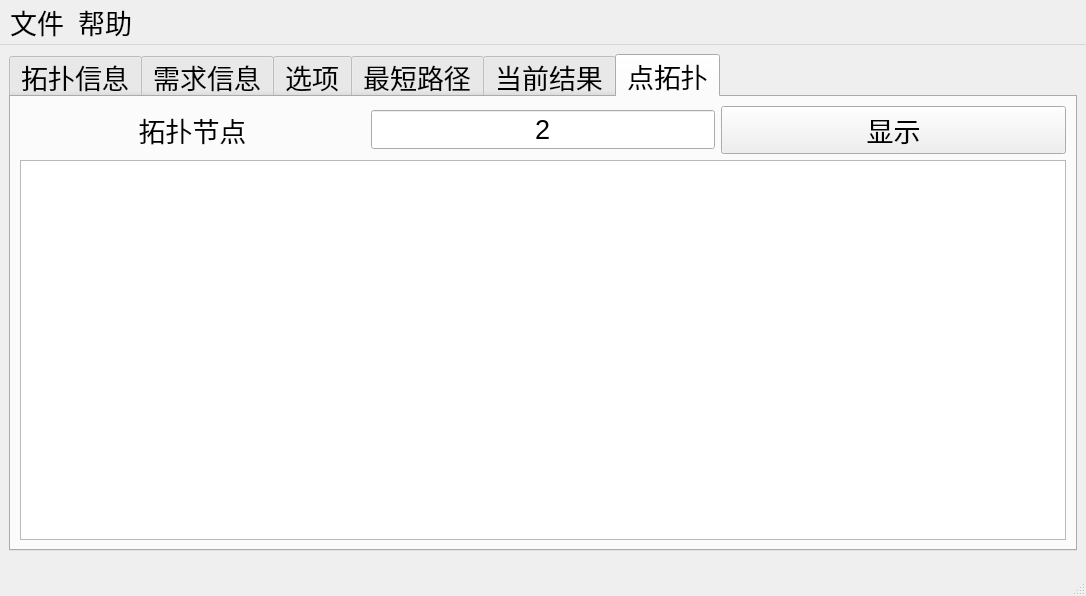
Qt form GUI/qkdsim.ui (shenzuzhenwang/QKDSim) before a commit.
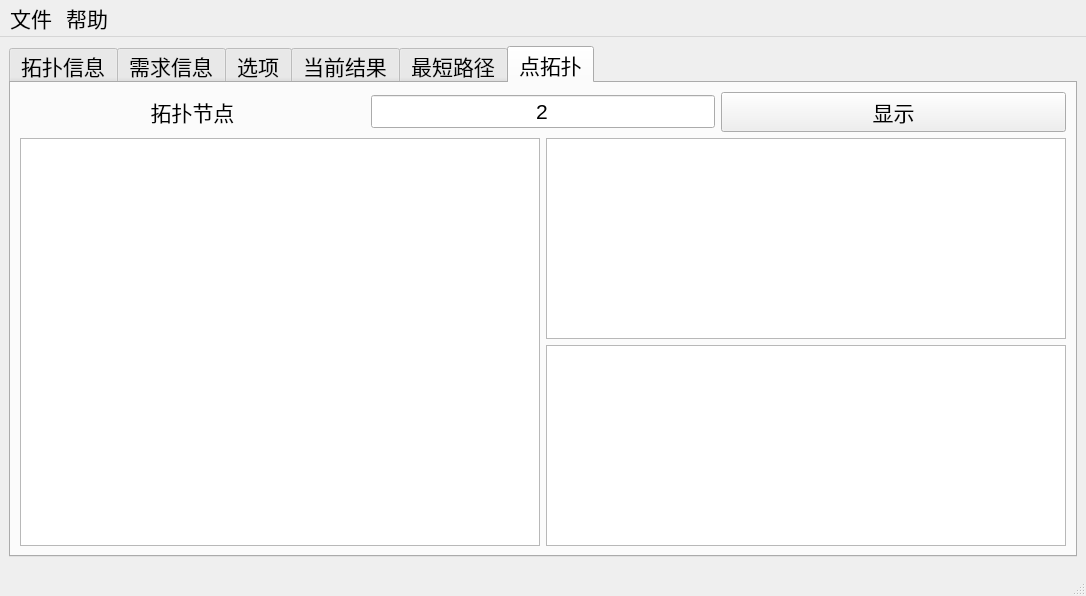
The same form after that commit. The open tabs and pages were chosen to show the change.

Commit message: add output link and node

Diff of the .ui file:
```diff
--- a/GUI/qkdsim.ui
+++ b/GUI/qkdsim.ui
@@ -12,7 +12,7 @@
   </property>
   <property name="font">
    <font>
-    <pointsize>20</pointsize>
+    <pointsize>16</pointsize>
    </font>
   </property>
   <property name="windowTitle">
@@ -24,7 +24,7 @@
      <widget class="QTabWidget" name="tabWidget">
       <property name="font">
        <font>
-        <pointsize>20</pointsize>
+        <pointsize>16</pointsize>
        </font>
       </property>
       <property name="currentIndex">
@@ -219,20 +219,6 @@
         </item>
        </layout>
       </widget>
-      <widget class="QWidget" name="tab_4">
-       <attribute name="title">
-        <string>最短路径</string>
-       </attribute>
-       <layout class="QFormLayout" name="formLayout_4">
-        <item row="0" column="0" colspan="2">
-         <widget class="QTableWidget" name="tableWidget_path">
-          <attribute name="verticalHeaderVisible">
-           <bool>false</bool>
-          </attribute>
-         </widget>
-        </item>
-       </layout>
-      </widget>
       <widget class="QWidget" name="tab_5">
        <attribute name="title">
         <string>当前结果</string>
@@ -351,6 +337,20 @@
         </item>
        </layout>
       </widget>
+      <widget class="QWidget" name="tab_4">
+       <attribute name="title">
+        <string>最短路径</string>
+       </attribute>
+       <layout class="QFormLayout" name="formLayout_4">
+        <item row="0" column="0" colspan="2">
+         <widget class="QTableWidget" name="tableWidget_path">
+          <attribute name="verticalHeaderVisible">
+           <bool>false</bool>
+          </attribute>
+         </widget>
+        </item>
+       </layout>
+      </widget>
       <widget class="QWidget" name="tab_6">
        <attribute name="title">
         <string>点拓扑</string>
@@ -400,7 +400,29 @@
          </layout>
         </item>
         <item row="1" column="0">
-         <widget class="QGraphicsView" name="graph_node"/>
+         <layout class="QHBoxLayout" name="horizontalLayout_5">
+          <item>
+           <widget class="QGraphicsView" name="graph_node"/>
+          </item>
+          <item>
+           <layout class="QVBoxLayout" name="verticalLayout_2">
+            <item>
+             <widget class="QTableWidget" name="tableWidget_node">
+              <attribute name="verticalHeaderVisible">
+               <bool>false</bool>
+              </attribute>
+             </widget>
+            </item>
+            <item>
+             <widget class="QTableWidget" name="tableWidget_link">
+              <attribute name="verticalHeaderVisible">
+               <bool>false</bool>
+              </attribute>
+             </widget>
+            </item>
+           </layout>
+          </item>
+         </layout>
         </item>
        </layout>
       </widget>
@@ -414,7 +436,7 @@
      <x>0</x>
      <y>0</y>
      <width>1086</width>
-     <height>40</height>
+     <height>32</height>
     </rect>
    </property>
    <widget class="QMenu" name="menu">
```
Left out of the diff: 2 changed lines with no effect on the pictures. The commit also changes 2 other files.
